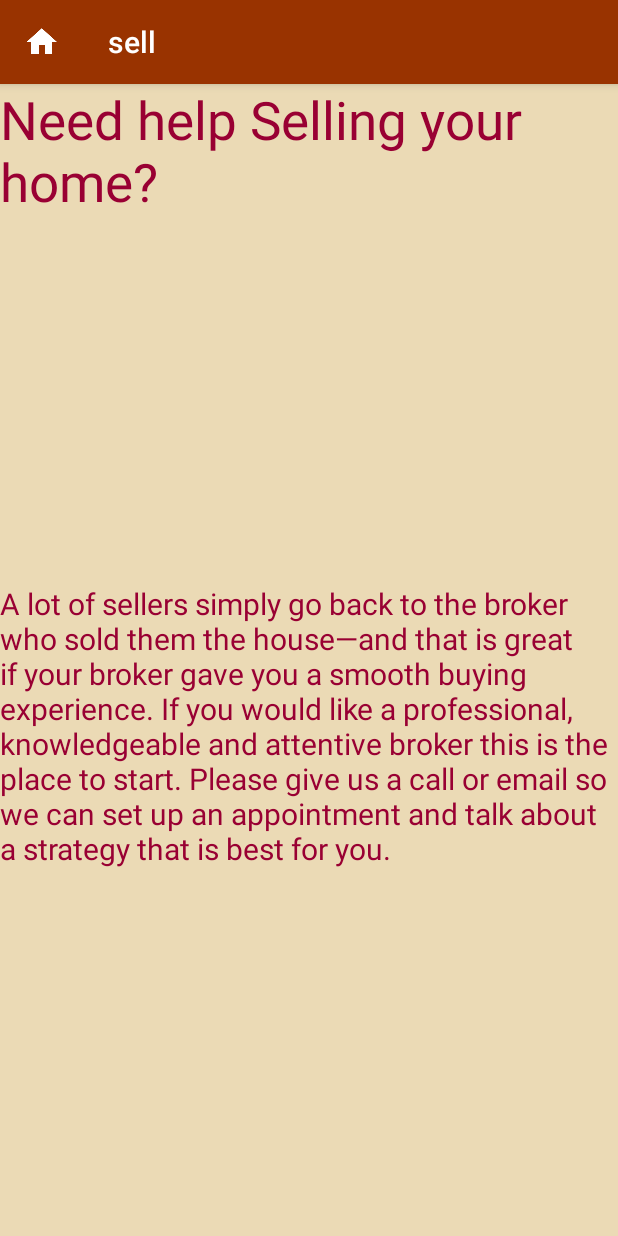
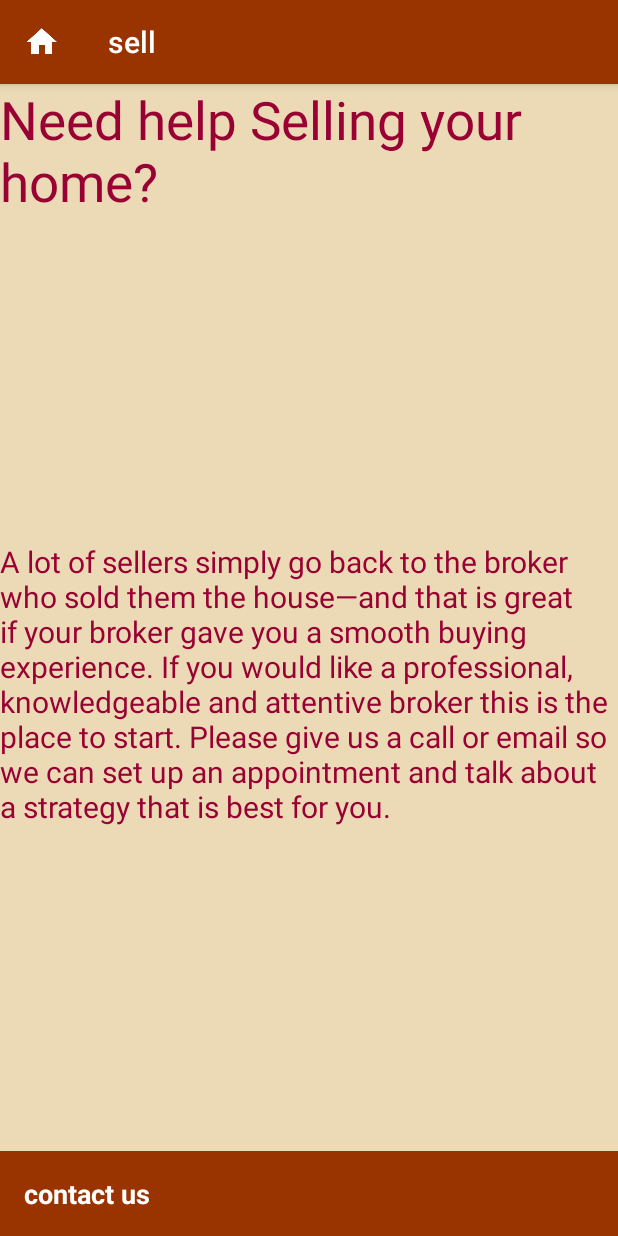
Before and after one commit to deadlycrawler/HearthstonePropertyManagement, an Android app: the sell screen opened directly, with no data from a screen before it, on a phone screen of 412 x 824 dp. Run offline under Robolectric (Android 15) with nearby library versions, the phone set to English and light mode, and no system bars.

Commit message:
began universal style implimentation for interactable objects

```diff
--- a/app/src/main/res/layout/activity_main.xml
+++ b/app/src/main/res/layout/activity_main.xml
@@ -30,7 +30,6 @@
             <TextView
                 android:id="@+id/buy"
                 style="@style/CategoryStyle"
-                android:background="?android:attr/selectableItemBackground"
                 android:text="@string/buy" />
         </FrameLayout>
 
@@ -44,7 +43,6 @@
             <TextView
                 android:id="@+id/sell"
                 style="@style/CategoryStyle"
-                android:background="?android:attr/selectableItemBackground"
                 android:text="@string/sell" />
         </FrameLayout>
 
@@ -57,7 +55,6 @@
             <TextView
                 android:id="@+id/rent"
                 style="@style/CategoryStyle"
-                android:background="?android:attr/selectableItemBackground"
                 android:text="@string/rent" />
         </FrameLayout>
 
@@ -70,7 +67,6 @@
             <TextView
                 android:id="@+id/news"
                 style="@style/CategoryStyle"
-                android:background="?android:attr/selectableItemBackground"
                 android:text="@string/news" />
 
         </FrameLayout>
@@ -84,7 +80,6 @@
             <TextView
                 android:id="@+id/contact"
                 style="@style/CategoryStyle"
-                android:background="?android:attr/selectableItemBackground"
                 android:text="@string/contactString" />
         </FrameLayout>
 
--- a/app/src/main/res/layout/contact.xml
+++ b/app/src/main/res/layout/contact.xml
@@ -28,7 +28,7 @@
         android:layout_width="match_parent"
         android:layout_height="wrap_content"
         android:layout_gravity="center"
-        android:background="@color/burnt"
+        style="@style/CategoryStyle"
         android:orientation="horizontal">
 
         <ImageView
@@ -62,8 +62,7 @@
         android:layout_width="match_parent"
         android:layout_height="wrap_content"
         android:text="@string/aboutUs"
-        android:textAlignment="center"
-        android:textColor="@color/brick" />
+        android:textAlignment="center" />
 
     <ImageView
         android:id="@+id/seal"
--- a/app/src/main/res/layout/sell.xml
+++ b/app/src/main/res/layout/sell.xml
@@ -24,5 +24,13 @@
         android:layout_weight="1"
         android:textColor="@color/burnt" />
 
+    <TextView
+        android:id="@+id/contact"
+        android:layout_width="match_parent"
+        android:layout_height="wrap_content"
+        android:layout_gravity="bottom"
+        style="@style/CategoryStyle"
+        android:text="@string/contactUsString"/>
+
 
 </LinearLayout>
--- a/app/src/main/res/values/strings.xml
+++ b/app/src/main/res/values/strings.xml
@@ -91,6 +91,7 @@
     <string name="need_help_selling_your_home">Need help Selling your home?</string>
     <string name="a_lot_of_sellers">A lot of sellers simply go back to the broker who sold them the house—and that is great if your broker gave you a smooth buying experience. If you would like a professional, knowledgeable and attentive broker this is the place to start. Please give us a call or email so we can set up an appointment and talk about a strategy that is best for you.</string>
     <string name="buy">Buy</string>
+    <string name="contactUsString">contact us</string>
 
 
 </resources>
--- a/app/src/main/res/values/styles.xml
+++ b/app/src/main/res/values/styles.xml
@@ -25,6 +25,7 @@
         <item name="android:padding">16dp</item>
         <item name="android:textColor">@android:color/white</item>
         <item name="android:textStyle">bold</item>
+        <item name="android:background"> @color/brick</item>
         <item name="android:textAppearance">?android:textAppearanceMedium</item>
 
     </style>
```
Also changed, not shown: app/src/main/res/layout/seal.xml (+15 -5 lines).
